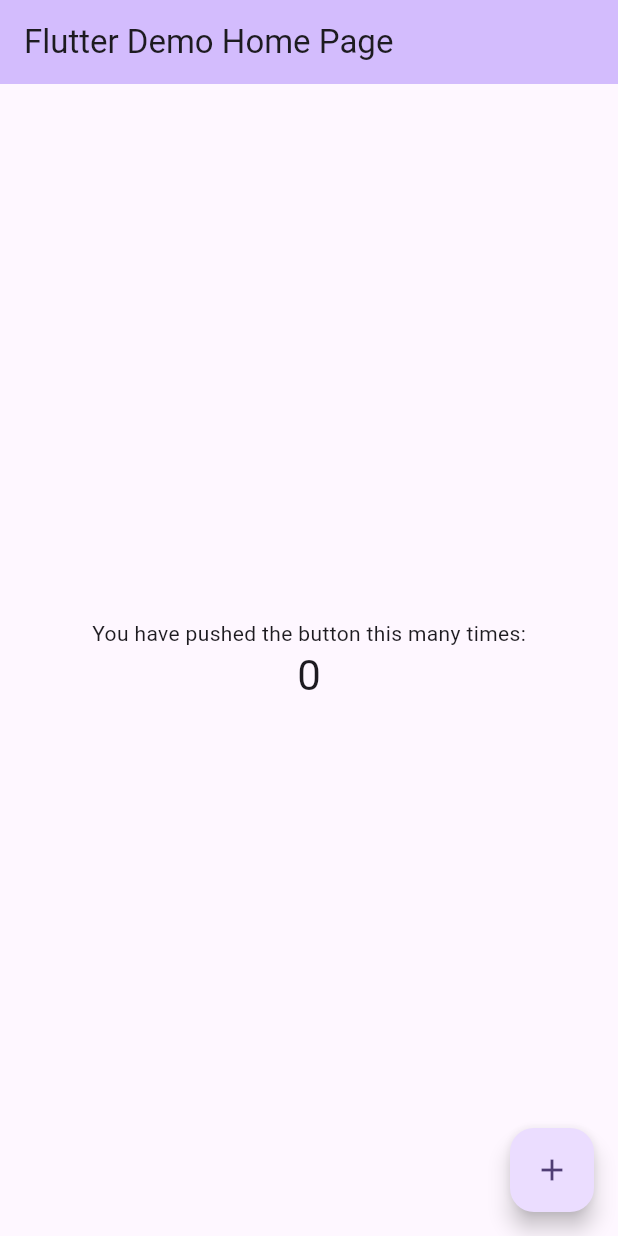
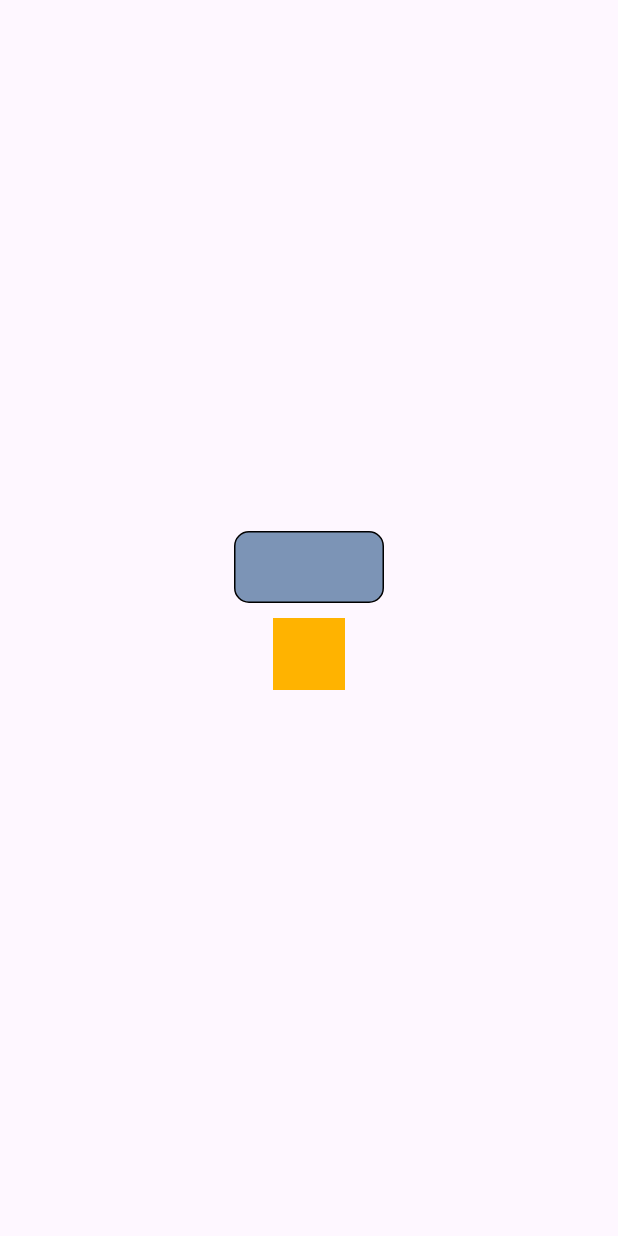
Before and after one commit to A00838521/ForaneoApp, a Flutter app: the screen it shows after launch, on a phone screen of 412 x 824 dp. Run offline on Flutter 3.47's test engine with Material 3 defaults, Android fonts, the phone set to English and light mode, and no system bars; our stand-ins replace cloud_firestore, firebase_core; accounts and stored records are empty.

Commit message:
Modified main

```diff
--- a/lib/main.dart
+++ b/lib/main.dart
@@ -12,32 +12,14 @@
   runApp(const MyApp());
 
 }
-
 class MyApp extends StatelessWidget {
   const MyApp({super.key});
-
-  // This widget is the root of your application.
   @override
   Widget build(BuildContext context) {
 
     return MaterialApp(
       title: 'Flutter Demo',
       theme: ThemeData(
-        // This is the theme of your application.
-        //
-        // TRY THIS: Try running your application with "flutter run". You'll see
-        // the application has a purple toolbar. Then, without quitting the app,
-        // try changing the seedColor in the colorScheme below to Colors.green
-        // and then invoke "hot reload" (save your changes or press the "hot
-        // reload" button in a Flutter-supported IDE, or press "r" if you used
-        // the command line to start the app).
-        //
-        // Notice that the counter didn't reset back to zero; the application
-        // state is not lost during the reload. To reset the state, use hot
-        // restart instead.
-        //
-        // This works for code too, not just values: Most code changes can be
-        // tested with just a hot reload.
         colorScheme: ColorScheme.fromSeed(seedColor: Colors.deepPurple),
         useMaterial3: true,
       ),
@@ -48,18 +30,7 @@
 
 class MyHomePage extends StatefulWidget {
   const MyHomePage({super.key, required this.title});
-
-  // This widget is the home page of your application. It is stateful, meaning
-  // that it has a State object (defined below) that contains fields that affect
-  // how it looks.
-
-  // This class is the configuration for the state. It holds the values (in this
-  // case the title) provided by the parent (in this case the App widget) and
-  // used by the build method of the State. Fields in a Widget subclass are
-  // always marked "final".
-
   final String title;
-
   @override
   State<MyHomePage> createState() => _MyHomePageState();
 }
@@ -70,17 +41,10 @@
 
   void _incrementCounter() {
     setState((){
-      // This call to setState tells the Flutter framework that something has
-      // changed in this State, which causes it to rerun the build method below
-      // so that the display can reflect the updated values. If we changed
-      // _counter without calling setState(), then the build method would not be
-      // called again, and so nothing would appear to happen.
       _counter++;
-      // Create a new user with a first and last name
       final counter = <String, dynamic>{
         "first": _counter
       };
-
       db.collection("counters").add(counter).then((DocumentReference doc) =>
         print('DocumentSnapshot added with ID: ${doc.id}'));
     });
@@ -88,57 +52,34 @@
 
   @override
   Widget build(BuildContext context) {
-    // This method is rerun every time setState is called, for instance as done
-    // by the _incrementCounter method above.
-    //
-    // The Flutter framework has been optimized to make rerunning build methods
-    // fast, so that you can just rebuild anything that needs updating rather
-    // than having to individually change instances of widgets.
     return Scaffold(
-
-      appBar: AppBar(
-        // TRY THIS: Try changing the color here to a specific color (to
-        // Colors.amber, perhaps?) and trigger a hot reload to see the AppBar
-        // change color while the other colors stay the same.
-        backgroundColor: Theme.of(context).colorScheme.inversePrimary,
-        // Here we take the value from the MyHomePage object that was created by
-        // the App.build method, and use it to set our appbar title.
-        title: Text(widget.title),
-      ),
       body: Center(
-        // Center is a layout widget. It takes a single child and positions it
-        // in the middle of the parent.
         child: Column(
-          // Column is also a layout widget. It takes a list of children and
-          // arranges them vertically. By default, it sizes itself to fit its
-          // children horizontally, and tries to be as tall as its parent.
-          //
-          // Column has various properties to control how it sizes itself and
-          // how it positions its children. Here we use mainAxisAlignment to
-          // center the children vertically; the main axis here is the vertical
-          // axis because Columns are vertical (the cross axis would be
-          // horizontal).
-          //
-          // TRY THIS: Invoke "debug painting" (choose the "Toggle Debug Paint"
-          // action in the IDE, or press "p" in the console), to see the
-          // wireframe for each widget.
           mainAxisAlignment: MainAxisAlignment.center,
           children: <Widget>[
-            const Text(
-              'You have pushed the button this many times:',
-            ),
-            Text(
-              '$_counter',
-              style: Theme.of(context).textTheme.headlineMedium,
-            ),
+
+   Container(
+    decoration: BoxDecoration(
+    color: const Color(0xff7c94b6),
+    border: Border.all(
+    ),
+    borderRadius: const BorderRadius.all(Radius.circular(10))
+  ),
+  width: 100.0,
+    height: 48.0,
+
+  ),
+  Container(
+    margin: const EdgeInsets.all(10.0),
+    color: Colors.amber[600],
+    width: 48.0,
+    height: 48.0,
+
+),
+
           ],
         ),
       ),
-      floatingActionButton: FloatingActionButton(
-        onPressed: _incrementCounter,
-        tooltip: 'Increment',
-        child: const Icon(Icons.add),
-      ), // This trailing comma makes auto-formatting nicer for build methods.
     );
   }
 }
```
Also changed, not shown: lib/login.dart (added).
